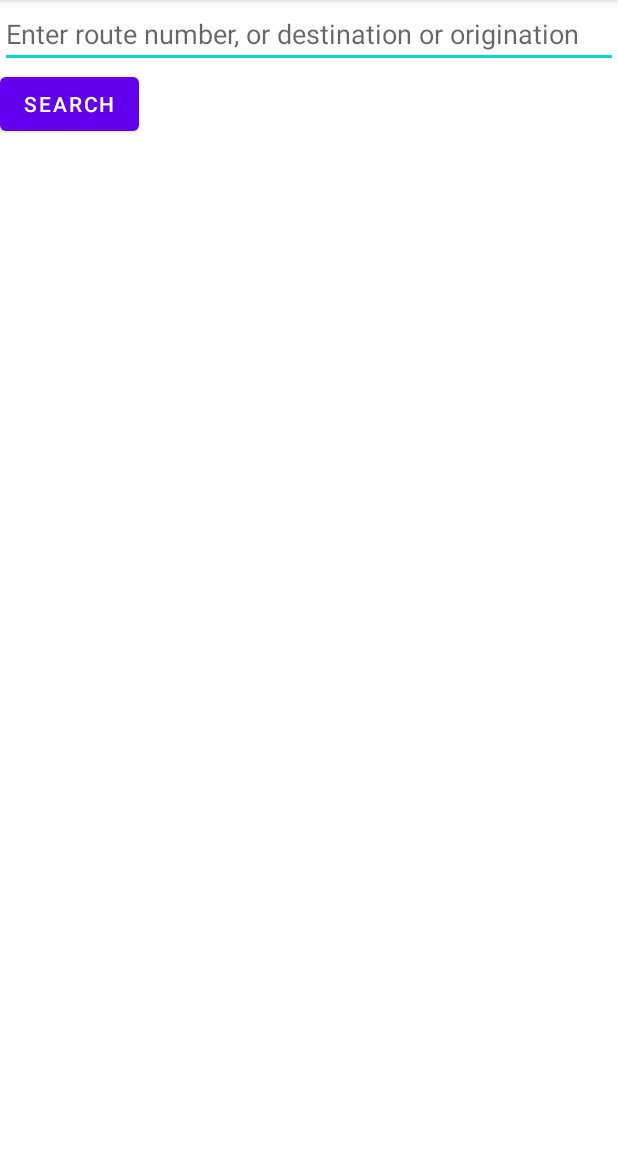
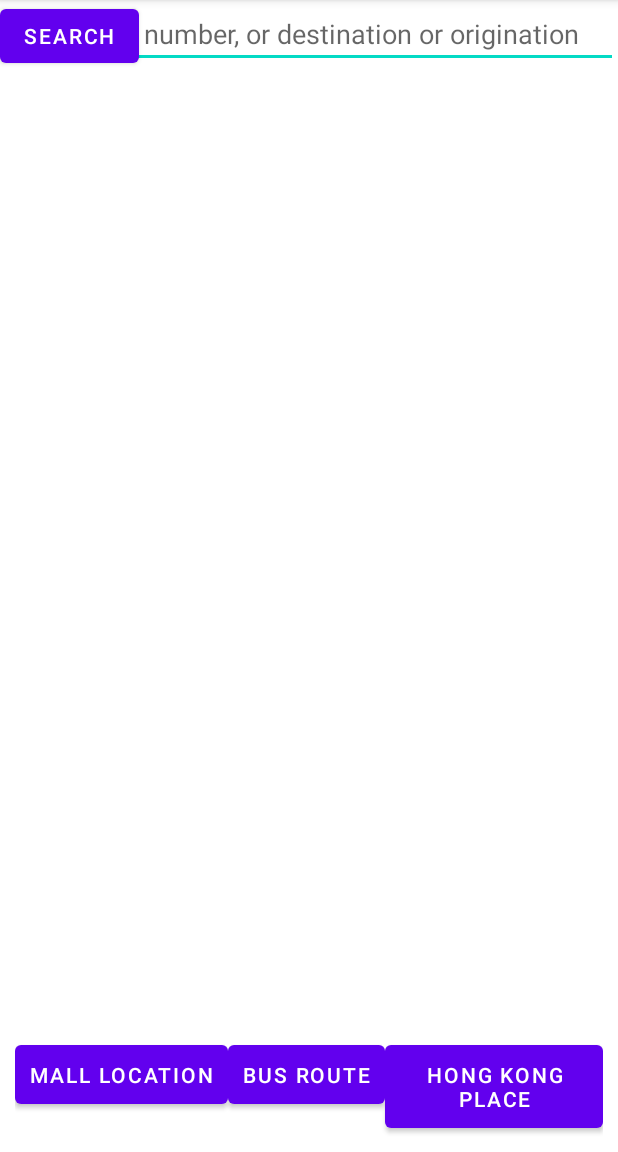
Before and after one commit to hinson23701/VT6002CEM_CW2_KwokPaakHin, an Android app: the RouteListActivity screen opened directly, with no data from a screen before it, on a phone screen of 412 x 824 dp, the part 84-1236 px from its top. Run offline under Robolectric (Android 15) with nearby library versions, the phone set to English and light mode, and no system bars.

Commit message:
UI updated

```diff
--- a/app/src/main/res/layout/activity_main.xml
+++ b/app/src/main/res/layout/activity_main.xml
@@ -24,7 +24,7 @@
         tools:layout_editor_absoluteX="105dp"
         tools:layout_editor_absoluteY="171dp" />
     <Button
-        android:id="@+id/btnGameRank"
+        android:id="@+id/btnguest"
         android:layout_width="match_parent"
         android:layout_height="100dp"
         android:layout_gravity="center"
--- a/app/src/main/res/layout/list_route.xml
+++ b/app/src/main/res/layout/list_route.xml
@@ -1,9 +1,10 @@
 <?xml version="1.0" encoding="utf-8"?>
-<LinearLayout xmlns:android="http://schemas.android.com/apk/res/android"
+<RelativeLayout xmlns:android="http://schemas.android.com/apk/res/android"
     android:layout_width="match_parent"
     android:layout_height="match_parent"
     xmlns:tools="http://schemas.android.com/tools"
-    android:orientation="vertical">
+    android:orientation="vertical"
+    tools:context=".RouteListActivity">
     <EditText
         android:id="@+id/editTextSearch"
         android:layout_width="match_parent"
@@ -20,6 +21,42 @@
         android:id="@+id/listView"
         android:layout_width="match_parent"
         android:layout_height="match_parent"
-        tools:listitem="@layout/list_item_route"/>
+        tools:listitem="@layout/list_item_route"
+        android:layout_above="@+id/buttonsLayout3"/>
+    <LinearLayout
+        android:id="@+id/buttonsLayout3"
+        android:layout_width="match_parent"
+        android:layout_height="wrap_content"
+        android:orientation="horizontal"
+        android:layout_alignParentBottom="true"
+        android:padding="10dp">
 
-</LinearLayout>
+        <Button
+            android:layout_width="wrap_content"
+            android:layout_height="wrap_content"
+            android:text="Mall location"
+            android:padding="10dp"
+            android:layout_marginTop="20dp"
+            android:paddingRight="10dp"
+            android:onClick="MallClick"/>
+
+        <Button
+            android:layout_width="wrap_content"
+            android:layout_height="wrap_content"
+            android:text="Bus Route"
+            android:padding="10dp"
+            android:layout_marginTop="20dp"
+            android:paddingRight="10dp"
+           />
+
+        <Button
+            android:layout_width="wrap_content"
+            android:layout_height="wrap_content"
+            android:text="Hong Kong Place"
+            android:padding="10dp"
+            android:layout_marginTop="20dp"
+            android:paddingRight="10dp"
+            android:onClick="PlaceClick"/>
+    </LinearLayout>
+
+</RelativeLayout>
```
Also changed, not shown: app/src/main/java/hk/edu/shape/PlaceActivity.java (+10 -0 lines), app/src/main/java/hk/edu/shape/RouteListActivity.java (+12 -1 lines), app/src/main/res/layout/fragment_maps.xml (+5 -4 lines), app/src/main/res/layout/list_place.xml (+29 -1 lines).
